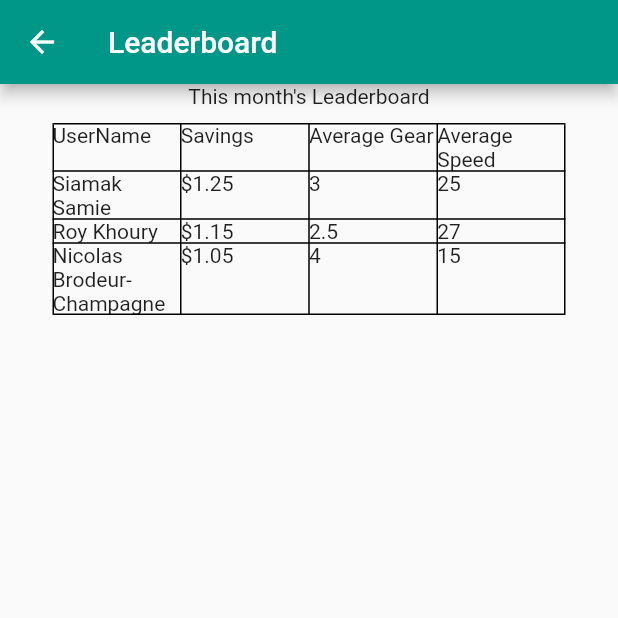
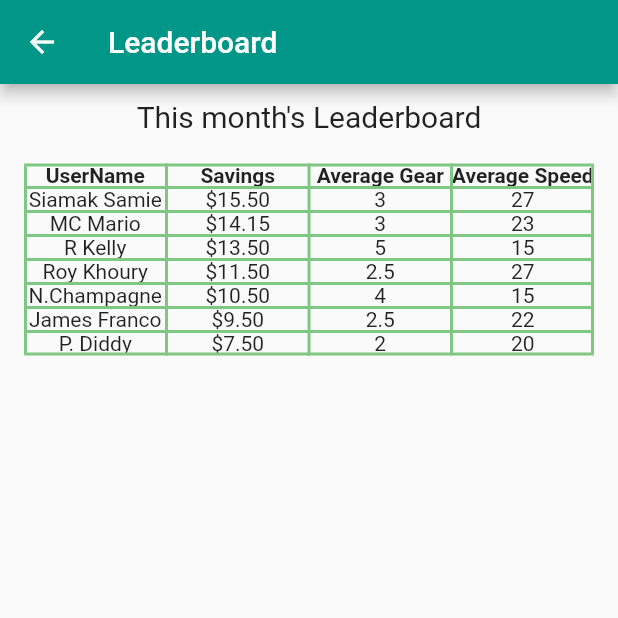
Before and after one commit to SiamakSamie/conuhacks, a Flutter app: the screen it shows after launch, after a tap on the "grade" icon, on a phone screen of 412 x 824 dp, the top half of it. Run offline on Flutter 3.47's test engine with Material 2 defaults, Android fonts, the light colour scheme and no system bars; our stand-ins replace google_maps_flutter, location, sqflite; accounts and stored records are empty.

Commit message:
Update to simple UI features

```diff
--- a/lib/billing/billingPage.dart
+++ b/lib/billing/billingPage.dart
@@ -71,6 +71,6 @@ class BillingPage extends StatelessWidget {
     return totalAmount - savedAmount;
   }
 
-  final double _total = 90.00;
-  final double _savings = 20.00;
+  final double _total = 55.00;
+  final double _savings = 15.50;
 }
--- a/lib/information/infoPage.dart
+++ b/lib/information/infoPage.dart
@@ -16,7 +16,7 @@ class InfoPage extends StatelessWidget {
                     Center(
                         child: Padding(
                             padding: EdgeInsets.all(35.0),
-                            child: Text("Bixcité",
+                            child: Text("Bike-Cité",
                                 style: TextStyle(
                                     fontSize: 30,
                                     fontWeight: FontWeight.bold)))),
--- a/lib/information/leaderboardPage.dart
+++ b/lib/information/leaderboardPage.dart
@@ -12,70 +12,136 @@ class LeaderboardPage extends StatelessWidget {
             Widget>[
           Column(mainAxisAlignment: MainAxisAlignment.center, children: <
             Widget>[
-              Text("This month's Leaderboard"),
               Padding(
-                  padding: EdgeInsets.symmetric(horizontal: 35.0, vertical: 10.0),
-                  child: Table(border: TableBorder.all(width: 1, color: Colors.black),
+                  padding: EdgeInsets.all(10.0),
+                  child: Text("This month's Leaderboard", style: TextStyle(fontSize: 20.0), textAlign: TextAlign.center),
+              ),
+              Padding(
+                  padding: EdgeInsets.symmetric(horizontal: 16.0, vertical: 10.0),
+                  child: Table(border: TableBorder.all(width: 2, color: Colors.green[300]),
               children: [
             TableRow(
               children: [
                 TableCell(
-                  child: Text("UserName")
+                  child: Text("UserName", style: TextStyle(fontWeight: FontWeight.bold), textAlign: TextAlign.center,)
                 ),
                 TableCell(
-                  child: Text("Savings")
+                  child: Text("Savings", style: TextStyle(fontWeight: FontWeight.bold), textAlign: TextAlign.center,)
                 ),
                 TableCell(
-                  child: Text("Average Gear")
+                  child: Text("Average Gear", style: TextStyle(fontWeight: FontWeight.bold), textAlign: TextAlign.center,)
                 ),
                 TableCell(
-                  child: Text("Average Speed")
+                  child: Text("Average Speed", style: TextStyle(fontWeight: FontWeight.bold), textAlign: TextAlign.center,)
                 ),
               ]
             ),
             TableRow(
               children: [
                 TableCell(
-                  child: Text("Siamak Samie")
+                  child: Text("Siamak Samie", textAlign: TextAlign.center,)
                 ),
                 TableCell(
-                  child: Text("\$1.25")
+                  child: Text("\$15.50", textAlign: TextAlign.center,)
                 ),
                 TableCell(
-                  child: Text("3")
+                  child: Text("3", textAlign: TextAlign.center,)
                 ),
                 TableCell(
-                  child: Text("25")
+                  child: Text("27", textAlign: TextAlign.center,)
+                ),
+              ]
+            ),
+            TableRow(
+              children: [
+                TableCell(
+                  child: Text("MC Mario", textAlign: TextAlign.center,)
+                ),
+                TableCell(
+                  child: Text("\$14.15", textAlign: TextAlign.center,)
+                ),
+                TableCell(
+                  child: Text("3", textAlign: TextAlign.center,)
+                ),
+                TableCell(
+                  child: Text("23", textAlign: TextAlign.center,)
                 ),
               ]
             ),TableRow(
               children: [
                 TableCell(
-                  child: Text("Roy Khoury")
+                  child: Text("R Kelly", textAlign: TextAlign.center,)
                 ),
                 TableCell(
-                  child: Text("\$1.15")
+                  child: Text("\$13.50", textAlign: TextAlign.center,)
                 ),
                 TableCell(
-                  child: Text("2.5")
+                  child: Text("5", textAlign: TextAlign.center,)
                 ),
                 TableCell(
-                  child: Text("27")
+                  child: Text("15", textAlign: TextAlign.center,)
+                ),
+              ]
+            ),
+            TableRow(
+              children: [
+                TableCell(
+                  child: Text("Roy Khoury", textAlign: TextAlign.center,)
+                ),
+                TableCell(
+                  child: Text("\$11.50", textAlign: TextAlign.center,)
+                ),
+                TableCell(
+                  child: Text("2.5", textAlign: TextAlign.center,)
+                ),
+                TableCell(
+                  child: Text("27", textAlign: TextAlign.center,)
                 ),
               ]
             ),TableRow(
               children: [
                 TableCell(
-                  child: Text("Nicolas Brodeur-Champagne")
+                  child: Text("N.Champagne", textAlign: TextAlign.center,)
                 ),
                 TableCell(
-                  child: Text("\$1.05")
+                  child: Text("\$10.50", textAlign: TextAlign.center,)
                 ),
                 TableCell(
-                  child: Text("4")
+                  child: Text("4", textAlign: TextAlign.center,)
                 ),
                 TableCell(
-                  child: Text("15")
+                  child: Text("15", textAlign: TextAlign.center,)
+                ),
+              ]
+            ),
+            TableRow(
+              children: [
+                TableCell(
+                  child: Text("James Franco", textAlign: TextAlign.center,)
+                ),
+                TableCell(
+                  child: Text("\$9.50", textAlign: TextAlign.center,)
+                ),
+                TableCell(
+                  child: Text("2.5", textAlign: TextAlign.center,)
+                ),
+                TableCell(
+                  child: Text("22", textAlign: TextAlign.center,)
+                ),
+              ]
+            ),TableRow(
+              children: [
+                TableCell(
+                  child: Text("P. Diddy", textAlign: TextAlign.center,)
+                ),
+                TableCell(
+                  child: Text("\$7.50", textAlign: TextAlign.center,)
+                ),
+                TableCell(
+                  child: Text("2", textAlign: TextAlign.center,)
+                ),
+                TableCell(
+                  child: Text("20", textAlign: TextAlign.center,)
                 ),
               ]
             )]
--- a/lib/main.dart
+++ b/lib/main.dart
@@ -11,9 +11,9 @@ class MyApp extends StatelessWidget {
   @override
   Widget build(BuildContext context) {
     return MaterialApp(
-      title: 'Bix-cité',
+      title: 'Bike-Cité',
       theme: ThemeData(primarySwatch: Colors.teal),
-      home: MyHomePage(title: 'Bix-cité'),
+      home: MyHomePage(title: 'Bike-Cité'),
     );
   }
 }
```
Also changed, not shown: 1 other file.
